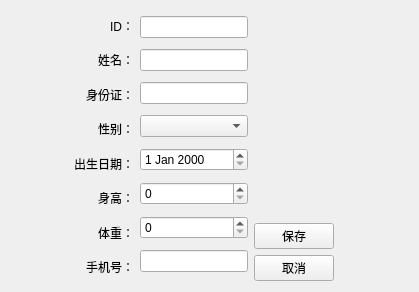
wohaoleiaaa/qt, file Lab4/patienteditview.ui: the form before one commit.
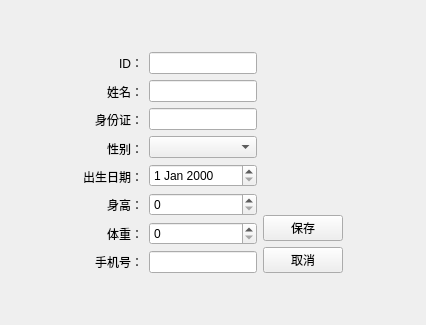
The form after the commit.

```diff
--- a/Lab4/patienteditview.ui
+++ b/Lab4/patienteditview.ui
@@ -6,21 +6,36 @@
    <rect>
     <x>0</x>
     <y>0</y>
-    <width>419</width>
-    <height>292</height>
+    <width>426</width>
+    <height>325</height>
    </rect>
   </property>
   <property name="windowTitle">
    <string>Form</string>
   </property>
-  <layout class="QHBoxLayout" name="horizontalLayout_2">
+  <layout class="QVBoxLayout" name="verticalLayout_4">
+   <item>
+    <spacer name="verticalSpacer_3">
+     <property name="orientation">
+      <enum>Qt::Vertical</enum>
+     </property>
+     <property name="sizeHint" stdset="0">
+      <size>
+       <width>20</width>
+       <height>30</height>
+      </size>
+     </property>
+    </spacer>
+   </item>
+   <item>
+    <layout class="QHBoxLayout" name="horizontalLayout_3">
    <item>
     <spacer name="horizontalSpacer">
      <property name="orientation">
       <enum>Qt::Horizontal</enum>
      </property>
      <property name="sizeType">
-      <enum>QSizePolicy::Fixed</enum>
+        <enum>QSizePolicy::Expanding</enum>
      </property>
      <property name="sizeHint" stdset="0">
       <size>
@@ -31,6 +46,8 @@
     </spacer>
    </item>
    <item>
+      <layout class="QHBoxLayout" name="horizontalLayout_2">
+       <item>
     <layout class="QHBoxLayout" name="horizontalLayout">
      <item>
       <layout class="QVBoxLayout" name="verticalLayout">
@@ -180,6 +197,8 @@
      </item>
     </layout>
    </item>
+      </layout>
+     </item>
    <item>
     <spacer name="horizontalSpacer_2">
      <property name="orientation">
@@ -189,6 +208,21 @@
       <size>
        <width>40</width>
        <height>20</height>
+        </size>
+       </property>
+      </spacer>
+     </item>
+    </layout>
+   </item>
+   <item>
+    <spacer name="verticalSpacer_2">
+     <property name="orientation">
+      <enum>Qt::Vertical</enum>
+     </property>
+     <property name="sizeHint" stdset="0">
+      <size>
+       <width>20</width>
+       <height>30</height>
       </size>
      </property>
     </spacer>
```
Left out of the diff: 2 changed lines with no effect on the pictures. Lines whose indentation alone changed are shown as unchanged.
